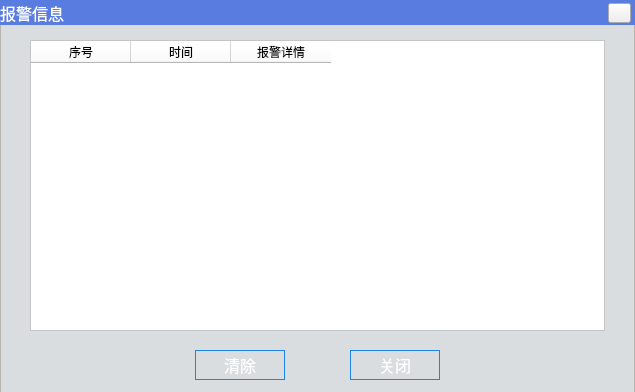
Above: alarmwidget.ui from 1157889734/monitor_clent before the change. Below: the same form after it.
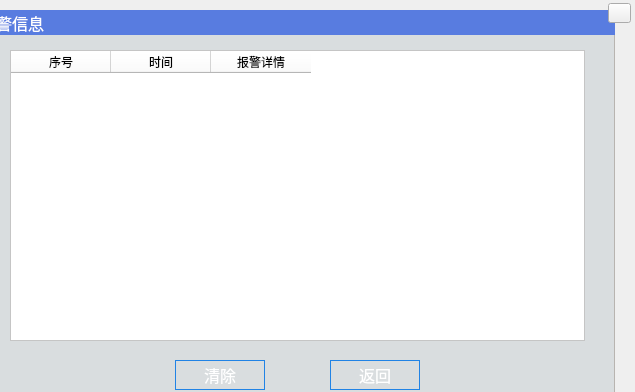
That is the form after the change. Icons and pictures are not drawn.

Commit message: 1.修改下载日志的目录 2.修改应用重启为系统重启 3.打开对话框获取U盘的打开目录 4.添加插入U盘目录检测 5.修改录像回放界面时间控件格式 6.修改报警界面“关闭”为”返回“

What changed in the file:
```diff
--- a/alarmwidget.ui
+++ b/alarmwidget.ui
@@ -32,8 +32,8 @@
   <widget class="QFrame" name="frame">
    <property name="geometry">
     <rect>
-     <x>0</x>
-     <y>0</y>
+     <x>-20</x>
+     <y>10</y>
      <width>635</width>
      <height>401</height>
     </rect>
@@ -173,7 +173,7 @@
 border-style: solid;</string>
     </property>
     <property name="text">
-     <string>关闭</string>
+     <string>返回</string>
     </property>
    </widget>
   </widget>
```
The commit also changes 11 other files.
